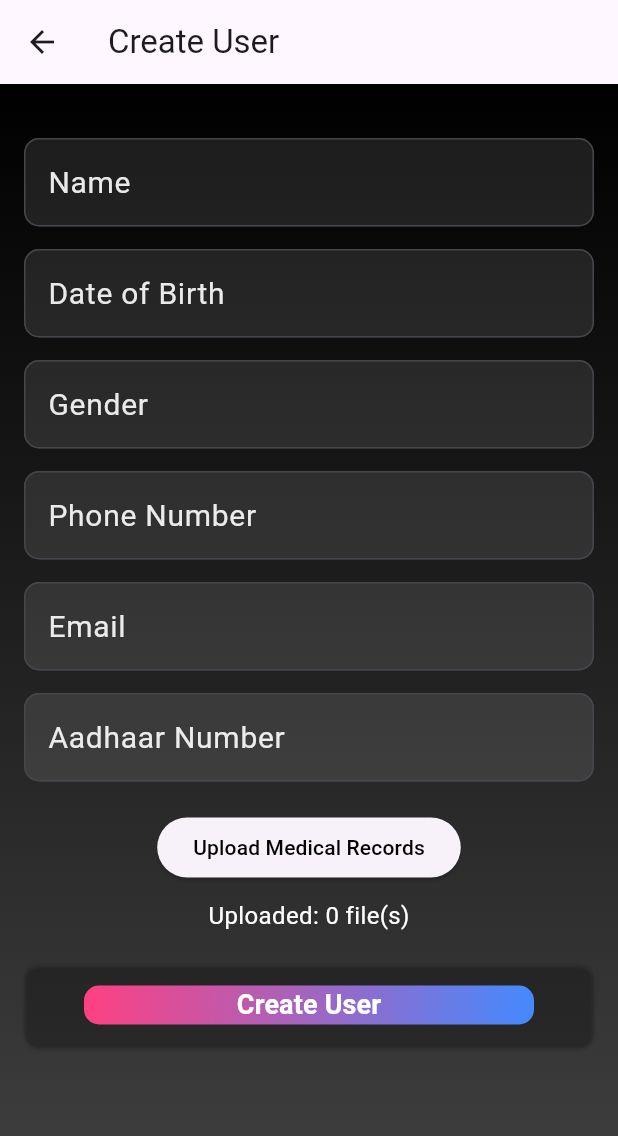
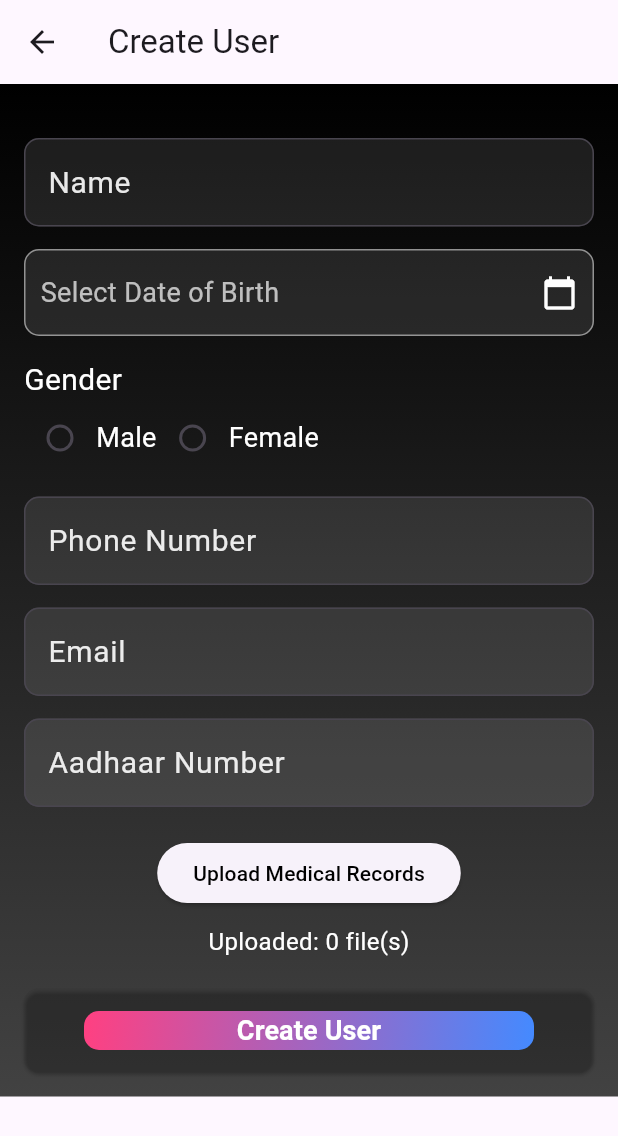
Before and after one commit to varshini2304/healthcare-data-management, a Flutter app: the CreateUser screen opened directly, on a phone screen of 412 x 824 dp. Shown: the top 1136 px of the screen. Run offline on Flutter 3.47's test engine with Material 3 defaults, Android fonts, the phone set to English and light mode, and no system bars; our stand-ins replace file_picker.

Commit message:
second commit

```diff
--- a/lib/main.dart
+++ b/lib/main.dart
@@ -673,21 +673,21 @@ class CreateUser extends StatefulWidget {
   @override
   CreateUserState createState() => CreateUserState();
 }
+
 class CreateUserState extends State<CreateUser> {
   final _nameController = TextEditingController();
-  final _dobController = TextEditingController();
-  final _genderController = TextEditingController();
   final _phoneController = TextEditingController();
   final _emailController = TextEditingController();
   final _aadharController = TextEditingController();
+
+  String? _selectedDOB;
+  String? _selectedGender;
 
   List<File> _medicalRecords = [];
 
   @override
   void dispose() {
     _nameController.dispose();
-    _dobController.dispose();
-    _genderController.dispose();
     _phoneController.dispose();
     _emailController.dispose();
     _aadharController.dispose();
@@ -704,14 +704,30 @@ class CreateUserState extends State<CreateUser> {
     }
   }
 
+  // Select Date of Birth using a calendar
+  Future<void> _selectDate(BuildContext context) async {
+    DateTime? pickedDate = await showDatePicker(
+      context: context,
+      initialDate: DateTime.now(),
+      firstDate: DateTime(1900),
+      lastDate: DateTime.now(),
+    );
+
+    if (pickedDate != null) {
+      setState(() {
+        _selectedDOB = "${pickedDate.year}-${pickedDate.month.toString().padLeft(2, '0')}-${pickedDate.day.toString().padLeft(2, '0')}";
+      });
+    }
+  }
+
   // Create User and navigate to Profile Screen
   void _createUser() {
     // Collect form data and create the User object
     User newUser = User(
       userId: 'USER-${Random().nextInt(999999)}',
       name: _nameController.text,
-      dob: _dobController.text,
-      gender: _genderController.text,
+      dob: _selectedDOB ?? "",
+      gender: _selectedGender ?? "",
       phone: _phoneController.text,
       email: _emailController.text,
       aadharNumber: _aadharController.text,
@@ -738,15 +754,84 @@ class CreateUserState extends State<CreateUser> {
             end: Alignment.topCenter,
           ),
         ),
+        child: SingleChildScrollView(
           child: Column(
             children: [
               const SizedBox(height: 20),
               _buildTextField('Name', _nameController),
               const SizedBox(height: 15),
-            _buildTextField('Date of Birth', _dobController),
+
+              // Date of Birth Selector
+              GestureDetector(
+                onTap: () => _selectDate(context),
+                child: Container(
+                  padding: const EdgeInsets.symmetric(vertical: 15, horizontal: 10),
+                  decoration: BoxDecoration(
+                    color: Colors.white10,
+                    borderRadius: BorderRadius.circular(10),
+                    border: Border.all(color: Colors.white.withOpacity(0.5)),
+                  ),
+                  child: Row(
+                    mainAxisAlignment: MainAxisAlignment.spaceBetween,
+                    children: [
+                      Text(
+                        _selectedDOB ?? 'Select Date of Birth',
+                        style: TextStyle(
+                          color: _selectedDOB == null ? Colors.white.withOpacity(0.7) : Colors.white,
+                          fontSize: 18,
+                        ),
+                      ),
+                      const Icon(Icons.calendar_today, color: Colors.white),
+                    ],
+                  ),
+                ),
+              ),
               const SizedBox(height: 15),
-            _buildTextField('Gender', _genderController),
+
+              // Gender Selector (Radio Buttons)
+              Column(
+                crossAxisAlignment: CrossAxisAlignment.start,
+                children: [
+                  const Text(
+                    "Gender",
+                    style: TextStyle(color: Colors.white, fontSize: 20),
+                  ),
+                  Row(
+                    children: [
+                      Radio<String>(
+                        value: 'Male',
+                        groupValue: _selectedGender,
+                        onChanged: (value) {
+                          setState(() {
+                            _selectedGender = value;
+                          });
+                        },
+                        activeColor: Colors.blueAccent,
+                      ),
+                      const Text(
+                        "Male",
+                        style: TextStyle(color: Colors.white, fontSize: 18),
+                      ),
+                      Radio<String>(
+                        value: 'Female',
+                        groupValue: _selectedGender,
+                        onChanged: (value) {
+                          setState(() {
+                            _selectedGender = value;
+                          });
+                        },
+                        activeColor: Colors.pinkAccent,
+                      ),
+                      const Text(
+                        "Female",
+                        style: TextStyle(color: Colors.white, fontSize: 18),
+                      ),
+                    ],
+                  ),
+                ],
+              ),
               const SizedBox(height: 15),
+
               _buildTextField('Phone Number', _phoneController, keyboardType: TextInputType.phone),
               const SizedBox(height: 15),
               _buildTextField('Email', _emailController, keyboardType: TextInputType.emailAddress),
@@ -756,10 +841,16 @@ class CreateUserState extends State<CreateUser> {
 
               ElevatedButton(
                 onPressed: _pickDocuments,
-              child: const Text("Upload Medical Records", style: TextStyle(color: Colors.black) ,),
+                child: const Text(
+                  "Upload Medical Records",
+                  style: TextStyle(color: Colors.black),
+                ),
               ),
               const SizedBox(height: 10),
-            Text('Uploaded: ${_medicalRecords.length} file(s)', style: TextStyle(fontSize: 16, color: Colors.white)),
+              Text(
+                'Uploaded: ${_medicalRecords.length} file(s)',
+                style: const TextStyle(fontSize: 16, color: Colors.white),
+              ),
               const SizedBox(height: 20),
 
               ElevatedButton(
@@ -792,11 +883,13 @@ class CreateUserState extends State<CreateUser> {
             ],
           ),
         ),
+      ),
     );
   }
 
   // TextField widget with custom decoration to match the SignUpScreen design
-  Widget _buildTextField(String label, TextEditingController controller, {TextInputType keyboardType = TextInputType.text, bool obscureText = false}) {
+  Widget _buildTextField(String label, TextEditingController controller,
+      {TextInputType keyboardType = TextInputType.text, bool obscureText = false}) {
     return TextField(
       controller: controller,
       keyboardType: keyboardType,
@@ -819,8 +912,6 @@ class CreateUserState extends State<CreateUser> {
     );
   }
 }
-
-
 class ProfileScreen extends StatelessWidget {
   final User user;
   // hai
```
Lines whose indentation alone changed are shown as unchanged.
